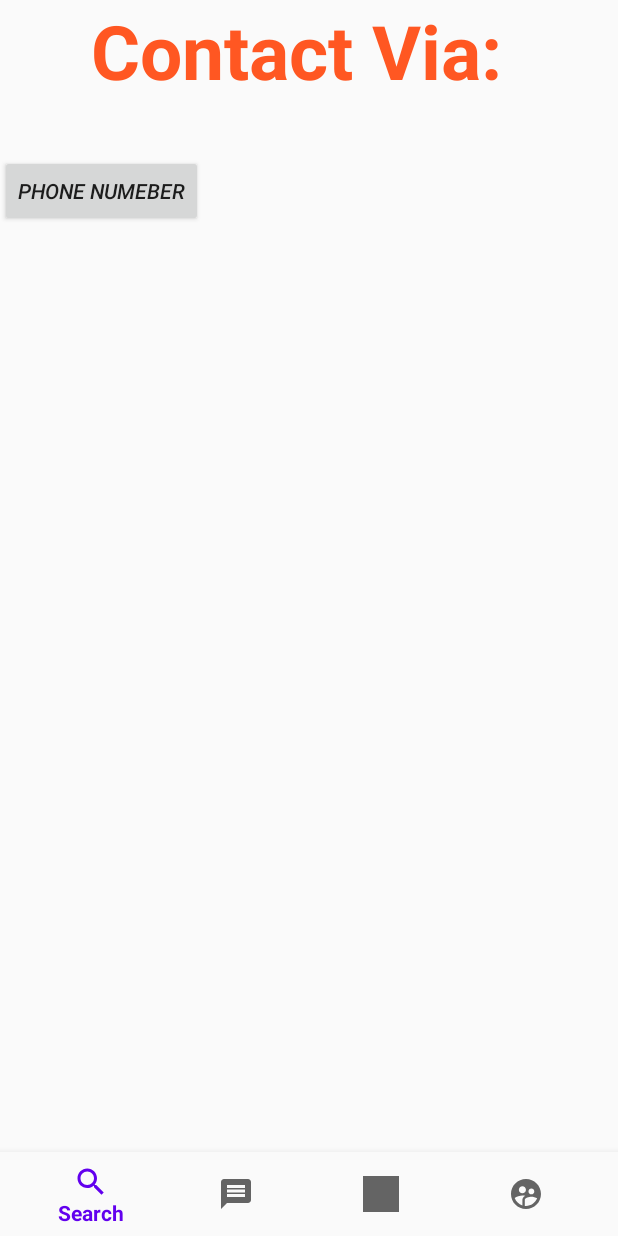
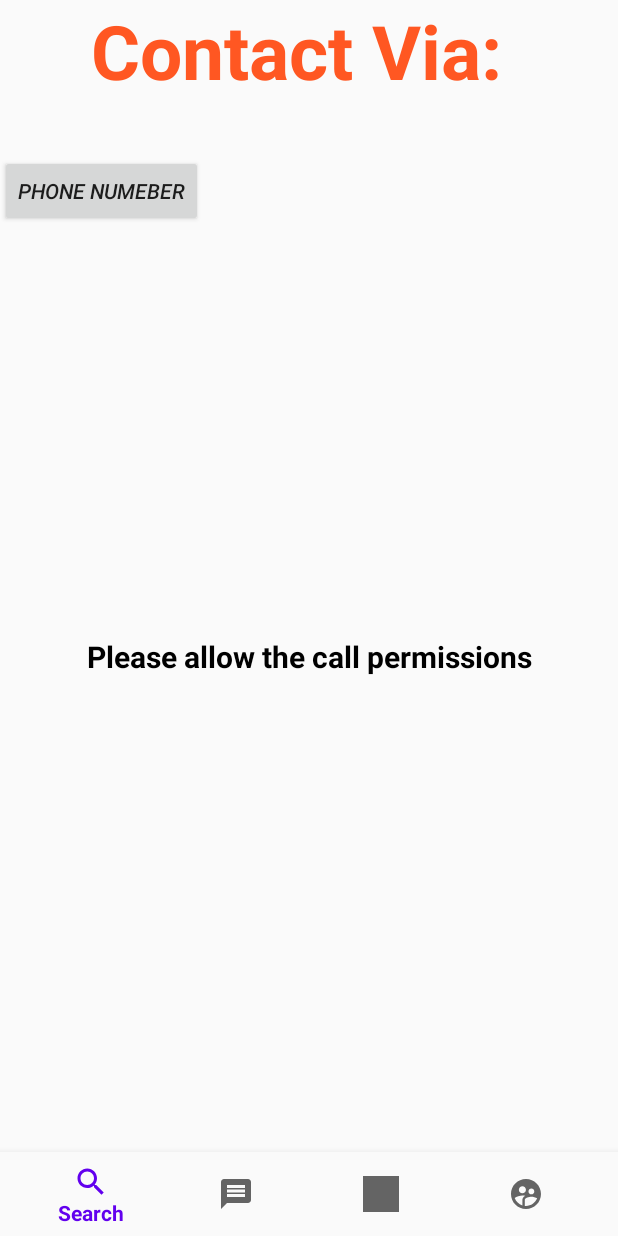
Before and after one commit to Lolo-dot/homies-housing-app, an Android app: the layout message_layout.xml on its own in the app's theme, with its tools: preview values and no code run, on a phone screen of 412 x 824 dp. Run offline under Robolectric (Android 15) with nearby library versions, the phone set to English and light mode, and no system bars.

Commit message:
Added Permission check for making phone calls

```diff
--- a/homies/src/main/AndroidManifest.xml
+++ b/homies/src/main/AndroidManifest.xml
@@ -1,7 +1,8 @@
 <?xml version="1.0" encoding="utf-8"?>
 <manifest xmlns:android="http://schemas.android.com/apk/res/android"
     package="humber.college.homies">
-
+    <uses-permission
+        android:name="android.permission.CALL_PHONE" />
     <application
         android:allowBackup="true"
         android:icon="@mipmap/ic_launcher"
--- a/homies/src/main/res/layout/message_layout.xml
+++ b/homies/src/main/res/layout/message_layout.xml
@@ -18,6 +18,19 @@
         app:layout_constraintHorizontal_bias="0.44"
         app:layout_constraintStart_toStartOf="parent"
         app:layout_constraintTop_toTopOf="parent" />
+
+    <TextView
+        android:id="@+id/permission_error_message"
+        android:layout_width="wrap_content"
+        android:layout_height="wrap_content"
+        android:text="@string/message_page_error"
+        android:textColor="#000"
+        android:textSize="20dp"
+        android:textStyle="bold"
+        app:layout_constraintBottom_toTopOf="@+id/relativeLayout"
+        app:layout_constraintEnd_toEndOf="parent"
+        app:layout_constraintStart_toStartOf="parent"
+        app:layout_constraintTop_toBottomOf="@+id/btWriteToDatabase" />
 
     <Button
         android:id="@+id/btWriteToDatabase"
--- a/homies/src/main/res/values/strings.xml
+++ b/homies/src/main/res/values/strings.xml
@@ -60,4 +60,5 @@
     <string name="toast_onCanceled_bookmark">failed to get value</string>
     <string name="database_ref_search_gae">Houses</string>
     <string name="on_cancel_search_page_error">failed to get value</string>
+    <string name="message_page_error">Please allow the call permissions</string>
 </resources>
```
Also changed, not shown: homies/src/main/java/humber/college/homies/Message_page.java (+62 -5 lines), 1 other file.
